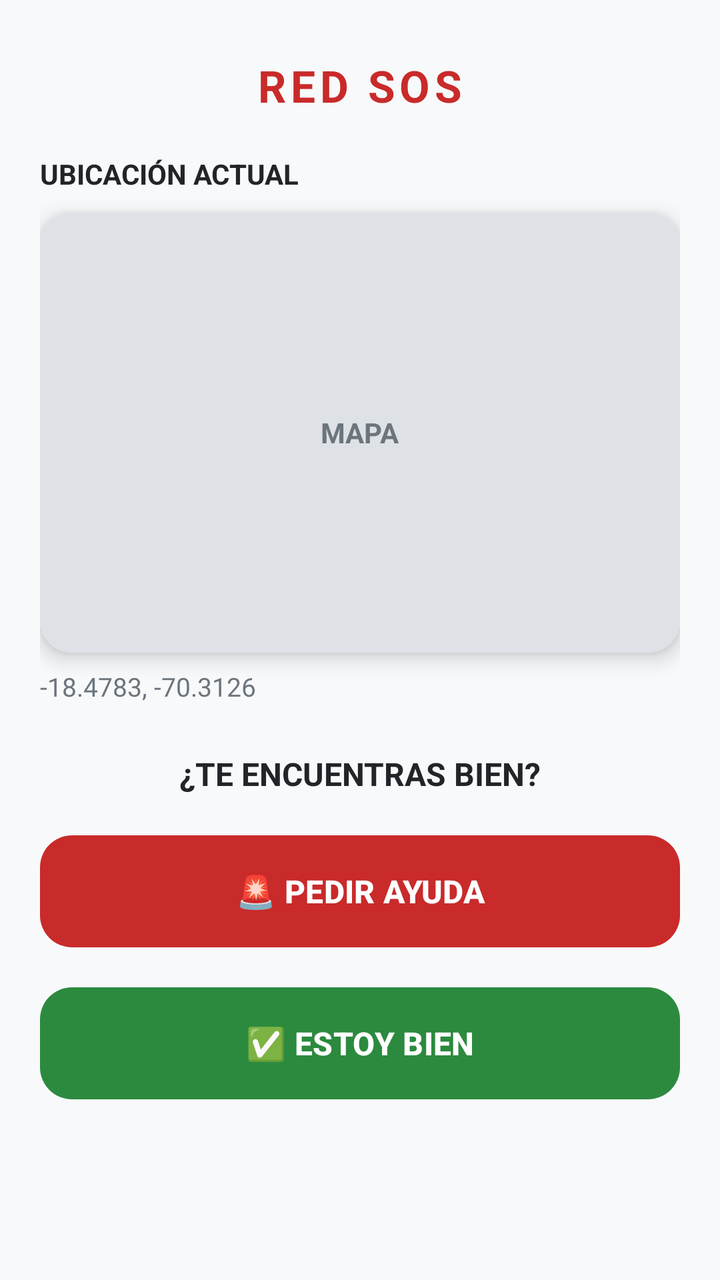
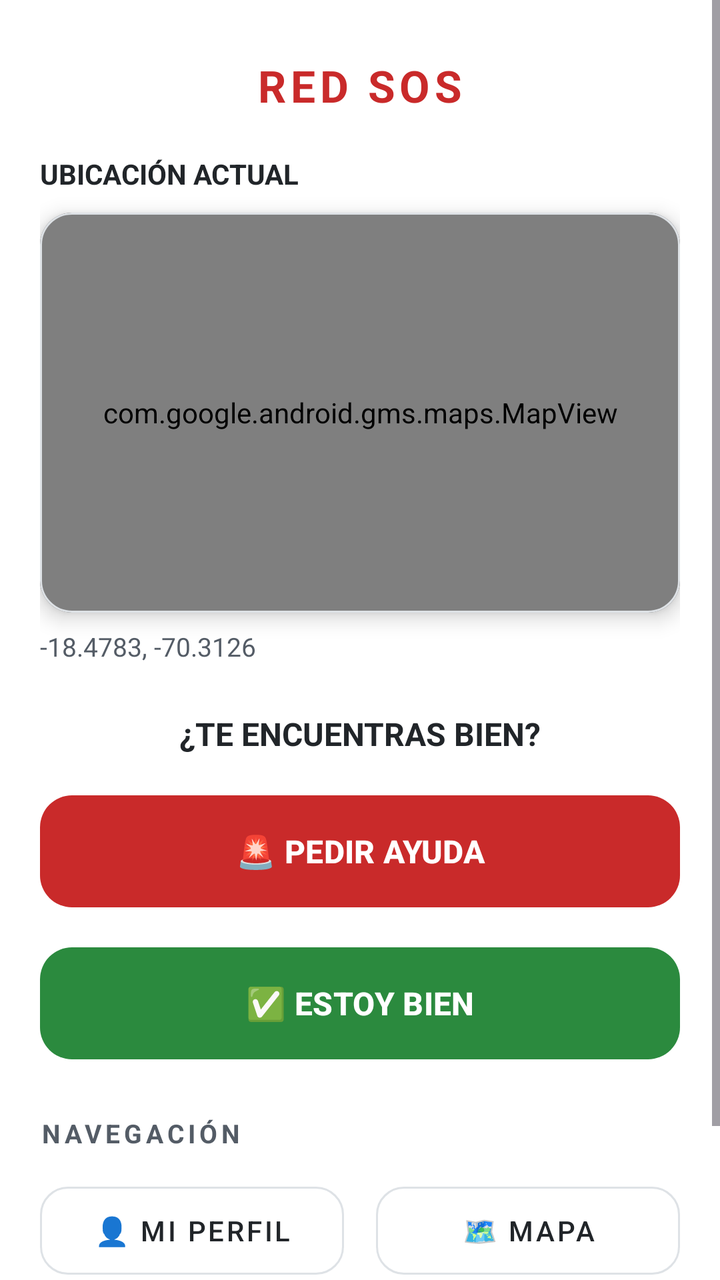

An Android layout rendered at two revisions. The XML below is the earlier revision; the diff shows what the commit changed to produce the second picture.
<!-- AndroidManifest.xml: application theme Theme.RedSOS -->
<!-- res/layout/activity_main.xml -->
<?xml version="1.0" encoding="utf-8"?>
<ScrollView
    xmlns:android="http://schemas.android.com/apk/res/android"
    xmlns:app="http://schemas.android.com/apk/res-auto"
    xmlns:tools="http://schemas.android.com/tools"
    android:layout_width="match_parent"
    android:layout_height="match_parent"
    android:background="@color/neutral_light"
    android:fillViewport="true">

    <androidx.constraintlayout.widget.ConstraintLayout
        android:id="@+id/main"
        android:layout_width="match_parent"
        android:layout_height="wrap_content"
        android:padding="20dp"
        tools:context=".MainActivity">

        
        <TextView
            android:id="@+id/tituloApp"
            android:layout_width="wrap_content"
            android:layout_height="wrap_content"
            android:text="RED SOS"
            android:textColor="@color/status_red"
            android:textSize="22sp"
            android:textStyle="bold"
            android:letterSpacing="0.1"
            app:layout_constraintTop_toTopOf="parent"
            app:layout_constraintStart_toStartOf="parent"
            app:layout_constraintEnd_toEndOf="parent"
            android:layout_marginTop="8dp" />

        
        <TextView
            android:id="@+id/ubi"
            android:layout_width="wrap_content"
            android:layout_height="wrap_content"
            android:text="UBICACIÓN ACTUAL"
            android:textColor="@color/text_primary"
            android:textStyle="bold"
            android:textSize="14sp"
            app:layout_constraintTop_toBottomOf="@id/tituloApp"
            app:layout_constraintStart_toStartOf="parent"
            android:layout_marginTop="20dp" />

        
        <com.google.android.material.card.MaterialCardView
            android:id="@+id/cardMapa"
            android:layout_width="0dp"
            android:layout_height="220dp"
            app:cardCornerRadius="16dp"
            app:cardElevation="6dp"
            app:strokeColor="@color/neutral_border"
            app:strokeWidth="1dp"
            app:layout_constraintTop_toBottomOf="@id/ubi"
            app:layout_constraintStart_toStartOf="parent"
            app:layout_constraintEnd_toEndOf="parent"
            android:layout_marginTop="10dp">

            <View
                android:id="@+id/map"
                android:layout_width="match_parent"
                android:layout_height="match_parent"
                android:background="@color/neutral_border" />

            <TextView
                android:layout_width="wrap_content"
                android:layout_height="wrap_content"
                android:layout_gravity="center"
                android:text="MAPA"
                android:textColor="@color/text_secondary"
                android:textSize="14sp"
                android:textStyle="bold" />
        </com.google.android.material.card.MaterialCardView>

        
        <TextView
            android:id="@+id/coordenadas"
            android:layout_width="wrap_content"
            android:layout_height="wrap_content"
            android:text="-18.4783, -70.3126"
            android:textColor="@color/text_secondary"
            android:textSize="13sp"
            app:layout_constraintTop_toBottomOf="@id/cardMapa"
            app:layout_constraintStart_toStartOf="parent"
            android:layout_marginTop="8dp" />

        
        <TextView
            android:id="@+id/estado"
            android:layout_width="wrap_content"
            android:layout_height="wrap_content"
            android:text="¿TE ENCUENTRAS BIEN?"
            android:textColor="@color/text_primary"
            android:textStyle="bold"
            android:textSize="16sp"
            app:layout_constraintTop_toBottomOf="@id/coordenadas"
            app:layout_constraintStart_toStartOf="parent"
            app:layout_constraintEnd_toEndOf="parent"
            android:layout_marginTop="24dp" />

        
        <com.google.android.material.button.MaterialButton
            android:id="@+id/btnayuda"
            android:layout_width="0dp"
            android:layout_height="64dp"
            android:layout_marginTop="16dp"
            android:text="🚨 PEDIR AYUDA"
            android:textColor="@color/white"
            android:textSize="16sp"
            android:textStyle="bold"
            app:cornerRadius="16dp"
            app:backgroundTint="@color/status_red"
            app:layout_constraintTop_toBottomOf="@id/estado"
            app:layout_constraintStart_toStartOf="parent"
            app:layout_constraintEnd_toEndOf="parent" />

        
        <com.google.android.material.button.MaterialButton
            android:id="@+id/btnbn"
            android:layout_width="0dp"
            android:layout_height="64dp"
            android:layout_marginTop="12dp"
            android:layout_marginBottom="12dp"
            android:text="✅ ESTOY BIEN"
            android:textColor="@color/white"
            android:textSize="16sp"
            android:textStyle="bold"
            app:cornerRadius="16dp"
            app:backgroundTint="@color/status_green"
            app:layout_constraintTop_toBottomOf="@id/btnayuda"
            app:layout_constraintStart_toStartOf="parent"
            app:layout_constraintEnd_toEndOf="parent" />

    </androidx.constraintlayout.widget.ConstraintLayout>
</ScrollView>
<!-- resources referenced by this layout -->
<resources>
  <color name="neutral_border">#DEE2E6</color>
  <color name="neutral_light">#F8F9FA</color>
  <color name="status_green">#2B8A3E</color>
  <color name="status_red">#C92A2A</color>
  <color name="text_primary">#212529</color>
  <color name="text_secondary">#6C757D</color>
  <color name="white">#FFFFFF</color>
  <style name="Theme.RedSOS" parent="Base.Theme.RedSOS" />
  <style name="Base.Theme.RedSOS" parent="Theme.Material3.DayNight.NoActionBar">
          
          
      </style>
</resources>

<!-- the commit's change to res/layout/activity_main.xml (unified diff, before → after) -->
@@ -1,136 +1,217 @@
 <?xml version="1.0" encoding="utf-8"?>
-<ScrollView
+<androidx.constraintlayout.widget.ConstraintLayout
     xmlns:android="http://schemas.android.com/apk/res/android"
     xmlns:app="http://schemas.android.com/apk/res-auto"
     xmlns:tools="http://schemas.android.com/tools"
+    android:id="@+id/main"
     android:layout_width="match_parent"
     android:layout_height="match_parent"
-    android:background="@color/neutral_light"
-    android:fillViewport="true">
-
-    <androidx.constraintlayout.widget.ConstraintLayout
-        android:id="@+id/main"
-        android:layout_width="match_parent"
-        android:layout_height="wrap_content"
-        android:padding="20dp"
-        tools:context=".MainActivity">
-
-        
-        <TextView
-            android:id="@+id/tituloApp"
-            android:layout_width="wrap_content"
+    android:background="#FFFFFF"
+    tools:context=".MainActivity">
+
+    <ScrollView
+        android:layout_width="0dp"
+        android:layout_height="0dp"
+        app:layout_constraintTop_toTopOf="parent"
+        app:layout_constraintBottom_toBottomOf="parent"
+        app:layout_constraintStart_toStartOf="parent"
+        app:layout_constraintEnd_toEndOf="parent"
+        android:fillViewport="true">
+
+        <androidx.constraintlayout.widget.ConstraintLayout
+            android:layout_width="match_parent"
             android:layout_height="wrap_content"
-            android:text="RED SOS"
-            android:textColor="@color/status_red"
-            android:textSize="22sp"
-            android:textStyle="bold"
-            android:letterSpacing="0.1"
-            app:layout_constraintTop_toTopOf="parent"
-            app:layout_constraintStart_toStartOf="parent"
-            app:layout_constraintEnd_toEndOf="parent"
-            android:layout_marginTop="8dp" />
-
-        
-        <TextView
-            android:id="@+id/ubi"
-            android:layout_width="wrap_content"
-            android:layout_height="wrap_content"
-            android:text="UBICACIÓN ACTUAL"
-            android:textColor="@color/text_primary"
-            android:textStyle="bold"
-            android:textSize="14sp"
-            app:layout_constraintTop_toBottomOf="@id/tituloApp"
-            app:layout_constraintStart_toStartOf="parent"
-            android:layout_marginTop="20dp" />
-
-        
-        <com.google.android.material.card.MaterialCardView
-            android:id="@+id/cardMapa"
-            android:layout_width="0dp"
-            android:layout_height="220dp"
-            app:cardCornerRadius="16dp"
-            app:cardElevation="6dp"
-            app:strokeColor="@color/neutral_border"
-            app:strokeWidth="1dp"
-            app:layout_constraintTop_toBottomOf="@id/ubi"
-            app:layout_constraintStart_toStartOf="parent"
-            app:layout_constraintEnd_toEndOf="parent"
-            android:layout_marginTop="10dp">
-
-            <View
-                android:id="@+id/map"
-                android:layout_width="match_parent"
-                android:layout_height="match_parent"
-                android:background="@color/neutral_border" />
-
-            <TextView
-                android:layout_width="wrap_content"
-                android:layout_height="wrap_content"
-                android:layout_gravity="center"
-                android:text="MAPA"
+            android:padding="20dp">
+
+            
+            <TextView
+                android:id="@+id/tituloApp"
+                android:layout_width="wrap_content"
+                android:layout_height="wrap_content"
+                android:text="RED SOS"
+                android:textColor="@color/status_red"
+                android:textSize="22sp"
+                android:textStyle="bold"
+                android:letterSpacing="0.1"
+                app:layout_constraintTop_toTopOf="parent"
+                app:layout_constraintStart_toStartOf="parent"
+                app:layout_constraintEnd_toEndOf="parent"
+                android:layout_marginTop="8dp"/>
+
+            
+            <TextView
+                android:id="@+id/ubi"
+                android:layout_width="wrap_content"
+                android:layout_height="wrap_content"
+                android:text="UBICACIÓN ACTUAL"
+                android:textColor="@color/text_primary"
+                android:textStyle="bold"
+                android:textSize="14sp"
+                app:layout_constraintTop_toBottomOf="@id/tituloApp"
+                app:layout_constraintStart_toStartOf="parent"
+                android:layout_marginTop="20dp"/>
+
+            
+            <com.google.android.material.card.MaterialCardView
+                android:id="@+id/cardMapa"
+                android:layout_width="0dp"
+                android:layout_height="200dp"
+                app:cardCornerRadius="16dp"
+                app:cardElevation="6dp"
+                app:cardBackgroundColor="@color/white"
+                app:strokeColor="@color/neutral_border"
+                app:strokeWidth="1dp"
+                app:layout_constraintTop_toBottomOf="@id/ubi"
+                app:layout_constraintStart_toStartOf="parent"
+                app:layout_constraintEnd_toEndOf="parent"
+                android:layout_marginTop="10dp">
+
+                <com.google.android.gms.maps.MapView
+                    android:id="@+id/mapViewHome"
+                    android:layout_width="match_parent"
+                    android:layout_height="match_parent" />
+            </com.google.android.material.card.MaterialCardView>
+
+            
+            <TextView
+                android:id="@+id/coordenadas"
+                android:layout_width="wrap_content"
+                android:layout_height="wrap_content"
+                android:text="-18.4783, -70.3126"
                 android:textColor="@color/text_secondary"
-                android:textSize="14sp"
-                android:textStyle="bold" />
-        </com.google.android.material.card.MaterialCardView>
-
-        
-        <TextView
-            android:id="@+id/coordenadas"
-            android:layout_width="wrap_content"
-            android:layout_height="wrap_content"
-            android:text="-18.4783, -70.3126"
-            android:textColor="@color/text_secondary"
-            android:textSize="13sp"
-            app:layout_constraintTop_toBottomOf="@id/cardMapa"
-            app:layout_constraintStart_toStartOf="parent"
-            android:layout_marginTop="8dp" />
-
-        
-        <TextView
-            android:id="@+id/estado"
-            android:layout_width="wrap_content"
-            android:layout_height="wrap_content"
-            android:text="¿TE ENCUENTRAS BIEN?"
-            android:textColor="@color/text_primary"
-            android:textStyle="bold"
-            android:textSize="16sp"
-            app:layout_constraintTop_toBottomOf="@id/coordenadas"
-            app:layout_constraintStart_toStartOf="parent"
-            app:layout_constraintEnd_toEndOf="parent"
-            android:layout_marginTop="24dp" />
-
-        
-        <com.google.android.material.button.MaterialButton
-            android:id="@+id/btnayuda"
-            android:layout_width="0dp"
-            android:layout_height="64dp"
-            android:layout_marginTop="16dp"
-            android:text="🚨 PEDIR AYUDA"
-            android:textColor="@color/white"
-            android:textSize="16sp"
-            android:textStyle="bold"
-            app:cornerRadius="16dp"
-            app:backgroundTint="@color/status_red"
-            app:layout_constraintTop_toBottomOf="@id/estado"
-            app:layout_constraintStart_toStartOf="parent"
-            app:layout_constraintEnd_toEndOf="parent" />
-
-        
-        <com.google.android.material.button.MaterialButton
-            android:id="@+id/btnbn"
-            android:layout_width="0dp"
-            android:layout_height="64dp"
-            android:layout_marginTop="12dp"
-            android:layout_marginBottom="12dp"
-            android:text="✅ ESTOY BIEN"
-            android:textColor="@color/white"
-            android:textSize="16sp"
-            android:textStyle="bold"
-            app:cornerRadius="16dp"
-            app:backgroundTint="@color/status_green"
-            app:layout_constraintTop_toBottomOf="@id/btnayuda"
-            app:layout_constraintStart_toStartOf="parent"
-            app:layout_constraintEnd_toEndOf="parent" />
-
-    </androidx.constraintlayout.widget.ConstraintLayout>
-</ScrollView>
+                android:textSize="13sp"
+                app:layout_constraintTop_toBottomOf="@id/cardMapa"
+                app:layout_constraintStart_toStartOf="parent"
+                android:layout_marginTop="8dp"/>
+
+            
+            <TextView
+                android:id="@+id/estado"
+                android:layout_width="wrap_content"
+                android:layout_height="wrap_content"
+                android:text="¿TE ENCUENTRAS BIEN?"
+                android:textColor="@color/text_primary"
+                android:textStyle="bold"
+                android:textSize="16sp"
+                app:layout_constraintTop_toBottomOf="@id/coordenadas"
+                app:layout_constraintStart_toStartOf="parent"
+                app:layout_constraintEnd_toEndOf="parent"
+                android:layout_marginTop="24dp"/>
+
+            
+            <com.google.android.material.button.MaterialButton
+                android:id="@+id/btnayuda"
+                android:layout_width="0dp"
+                android:layout_height="64dp"
+                android:text="🚨 PEDIR AYUDA"
+                android:textColor="@color/white"
+                android:textSize="16sp"
+                android:textStyle="bold"
+                app:cornerRadius="16dp"
+                app:backgroundTint="@color/status_red"
+                app:layout_constraintTop_toBottomOf="@id/estado"
+                app:layout_constraintStart_toStartOf="parent"
+                app:layout_constraintEnd_toEndOf="parent"
+                android:layout_marginTop="16dp"/>
+
+            
+            <com.google.android.material.button.MaterialButton
+                android:id="@+id/btnbn"
+                android:layout_width="0dp"
+                android:layout_height="64dp"
+                android:text="✅ ESTOY BIEN"
+                android:textColor="@color/white"
+                android:textSize="16sp"
+                android:textStyle="bold"
+                app:cornerRadius="16dp"
+                app:backgroundTint="@color/status_green"
+                app:layout_constraintTop_toBottomOf="@id/btnayuda"
+                app:layout_constraintStart_toStartOf="parent"
+                app:layout_constraintEnd_toEndOf="parent"
+                android:layout_marginTop="12dp"/>
+
+            
+            <TextView
+                android:id="@+id/tituloNav"
+                android:layout_width="wrap_content"
+                android:layout_height="wrap_content"
+                android:text="NAVEGACIÓN"
+                android:textColor="@color/text_secondary"
+                android:textStyle="bold"
+                android:textSize="13sp"
+                android:letterSpacing="0.15"
+                app:layout_constraintTop_toBottomOf="@id/btnbn"
+                app:layout_constraintStart_toStartOf="parent"
+                android:layout_marginTop="24dp"/>
+
+            
+            <com.google.android.material.button.MaterialButton
+                android:id="@+id/navInformacion"
+                style="@style/Widget.MaterialComponents.Button.OutlinedButton"
+                android:layout_width="0dp"
+                android:layout_height="56dp"
+                android:text="👤 Mi perfil"
+                android:textColor="@color/neutral_dark"
+                android:textSize="14sp"
+                app:cornerRadius="14dp"
+                app:strokeColor="@color/neutral_border"
+                app:layout_constraintTop_toBottomOf="@id/tituloNav"
+                app:layout_constraintStart_toStartOf="parent"
+                app:layout_constraintEnd_toStartOf="@id/navMapa"
+                android:layout_marginTop="12dp"
+                android:layout_marginEnd="8dp"/>
+
+            <com.google.android.material.button.MaterialButton
+                android:id="@+id/navMapa"
+                style="@style/Widget.MaterialComponents.Button.OutlinedButton"
+                android:layout_width="0dp"
+                android:layout_height="56dp"
+                android:text="🗺️ Mapa"
+                android:textColor="@color/neutral_dark"
+                android:textSize="14sp"
+                app:cornerRadius="14dp"
+                app:strokeColor="@color/neutral_border"
+                app:layout_constraintTop_toBottomOf="@id/tituloNav"
+                app:layout_constraintStart_toEndOf="@id/navInformacion"
+                app:layout_constraintEnd_toEndOf="parent"
+                android:layout_marginTop="12dp"
+                android:layout_marginStart="8dp"/>
+
+            
+            <com.google.android.material.button.MaterialButton
+                android:id="@+id/navContactos"
+                style="@style/Widget.MaterialComponents.Button.OutlinedButton"
+                android:layout_width="0dp"
+                android:layout_height="56dp"
+                android:text="👥 Contactos"
+                android:textColor="@color/neutral_dark"
+                android:textSize="14sp"
+                app:cornerRadius="14dp"
+                app:strokeColor="@color/neutral_border"
+                app:layout_constraintTop_toBottomOf="@id/navInformacion"
+                app:layout_constraintStart_toStartOf="parent"
+                app:layout_constraintEnd_toStartOf="@id/navAuxilios"
+                android:layout_marginTop="8dp"
+                android:layout_marginEnd="8dp"/>
+
+            <com.google.android.material.button.MaterialButton
+                android:id="@+id/navAuxilios"
+                style="@style/Widget.MaterialComponents.Button.OutlinedButton"
+                android:layout_width="0dp"
+                android:layout_height="56dp"
+                android:text="🩹 Auxilios"
+                android:textColor="@color/neutral_dark"
+                android:textSize="14sp"
+                app:cornerRadius="14dp"
+                app:strokeColor="@color/neutral_border"
+                app:layout_constraintTop_toBottomOf="@id/navMapa"
+                app:layout_constraintStart_toEndOf="@id/navContactos"
+                app:layout_constraintEnd_toEndOf="parent"
+                android:layout_marginTop="8dp"
+                android:layout_marginStart="8dp"
+                android:layout_marginBottom="16dp"/>
+
+        </androidx.constraintlayout.widget.ConstraintLayout>
+    </ScrollView>
+
+</androidx.constraintlayout.widget.ConstraintLayout>
<!-- resource entries referenced after the edit -->
@@ -1,16 +1,20 @@
 <!-- resources referenced by this layout -->
 <resources>
   <color name="neutral_border">#DEE2E6</color>
+  <color name="neutral_dark">#212529</color>
   <color name="neutral_light">#F8F9FA</color>
   <color name="status_green">#2B8A3E</color>
   <color name="status_red">#C92A2A</color>
   <color name="text_primary">#212529</color>
-  <color name="text_secondary">#6C757D</color>
+  <color name="text_secondary">#545C66</color>
   <color name="white">#FFFFFF</color>
   <style name="Theme.RedSOS" parent="Base.Theme.RedSOS" />
-  <style name="Base.Theme.RedSOS" parent="Theme.Material3.DayNight.NoActionBar">
+  <style name="Base.Theme.RedSOS" parent="Theme.Material3.Light.NoActionBar">
           
-          
+          <item name="android:forceDarkAllowed">false</item>
+          <item name="android:windowBackground">@color/neutral_light</item>
+          <item name="colorOnSurface">@color/text_primary</item>
+          <item name="colorSurface">@color/white</item>
       </style>
 </resources>
 
